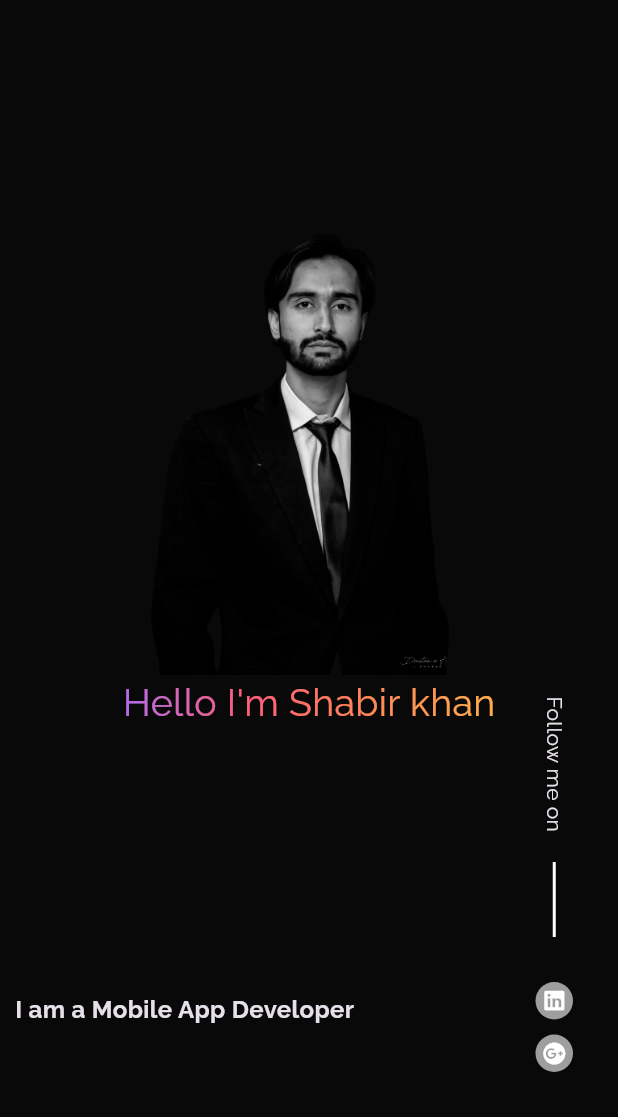
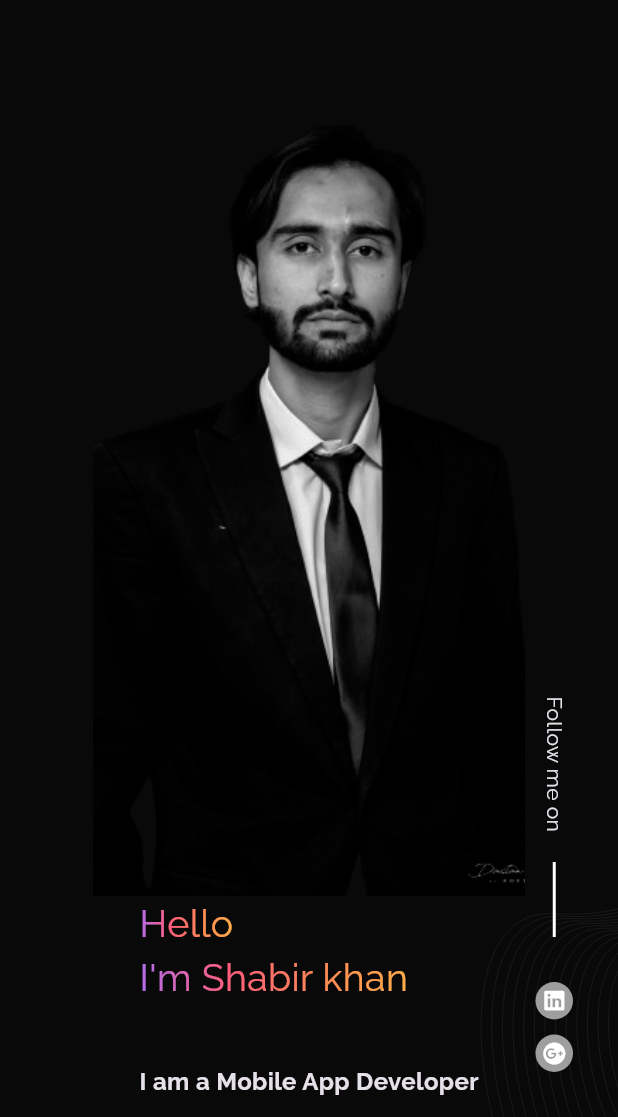
Before and after one commit to Infoshabirkhan/my-portfolio-flutter-web, a Flutter app: the screen it shows after launch, on a phone screen of 412 x 824 dp, the part 119-1236 px from its top. Run offline on Flutter 3.47's test engine with Material 3 defaults, Android fonts, the phone set to English and light mode, and no system bars; drawn by our look-alikes of animated_text_kit; our stand-ins replace bloc, firebase_core, flutter_bloc, flutter_screenutil, flutter_svg, font_awesome_flutter and 1 more; missing offline and left inert: dart:html; accounts and stored records are empty.

Commit message:
new changes

```diff
--- a/lib/Models/Utils/app_images.dart
+++ b/lib/Models/Utils/app_images.dart
@@ -6,4 +6,5 @@ class AppImages{
   static const profile3 = '$baseDir/profile3.png';
   static const technology = '$baseDir/technology.gif';
   static const technology2 = '$baseDir/technology2.gif';
+  static const pattern = '$baseDir/pattern.svg';
 }
--- a/lib/Views/Screens/HomeScreen/home_screen.dart
+++ b/lib/Views/Screens/HomeScreen/home_screen.dart
@@ -1,6 +1,7 @@
 import 'package:animated_text_kit/animated_text_kit.dart';
 import 'package:flutter/material.dart';
 import 'package:flutter_screenutil/flutter_screenutil.dart';
+import 'package:flutter_svg/flutter_svg.dart';
 import 'package:google_fonts/google_fonts.dart';
 import 'package:my_portfolio_web/Models/Utils/app_images.dart';
 import 'package:my_portfolio_web/Models/Utils/responsive.dart';
@@ -24,6 +25,14 @@ class HomeScreen extends StatelessWidget {
             height: 1.sh,
             child: Stack(
               children: [
+
+                Positioned(
+
+                    right: -90.sp,
+                    bottom: 0,
+                    child: SvgPicture.asset(AppImages.pattern,width: 0.5.sw,color: Colors.white.withOpacity(0.8),)),
+                //pattern
+                // Positioned(child: SvgPicture.as)
                 // Positioned(
                 //     top: 0,
                 //     left: 0,
@@ -39,7 +48,7 @@ class HomeScreen extends StatelessWidget {
                 Positioned(
                   left: 20.sp,
                   right: 20.sp,
-                  top: 200.h,
+                  top: 100.h,
                   child: Center(
                     child: Flex(
                       direction: Responsive.isDesktop(context)
@@ -52,29 +61,39 @@ class HomeScreen extends StatelessWidget {
                                     ? 0.35.sw
                                     : 0.7.sw,
                                 height: Responsive.isDesktop(context)
-                                    ? 0.5.sh
-                                    : 0.4.sh,
-                                child: Image.asset(AppImages.profile3, ))),
-                        Center(
-                          child: GradientText(
-                            "Hello I'm Shabir khan",
+                                    ? 0.8.sh
+                                    : 0.7.sh,
+                                child: Image.asset(AppImages.profile3,fit: BoxFit.cover
+                                  , ))),
+
+
+                        Column(
+                          crossAxisAlignment: CrossAxisAlignment.start,
+                          children: [
+
+                            GradientText(
+                              "Hello",
                               gradient:
                               LinearGradient(colors: AppColors.gradientText),
                               style: GoogleFonts.raleway(
                                   fontSize: Responsive.isMobile(context)
                                       ? 25.sp
-                                    : 40.sp),
-                          ),
+                                      : 60.sp),
                             ),
 
-                      ],
+                            // SizedBox(height: 20.sp,),
+                            GradientText(
+                              "I'm Shabir khan",
+                              gradient:
+                              LinearGradient(colors: AppColors.gradientText),
+                              style: GoogleFonts.raleway(
+                                  fontSize: Responsive.isMobile(context)
+                                      ? 25.sp
+                                      : 30.sp),
                             ),
-                  ),
-                ),
-                Positioned(
-                  left: Responsive.isMobile(context) ? 10.sp : 0.3.sw,
-                  bottom: 60.h,
-                  child: AnimatedTextKit(
+                            SizedBox(height: 40.h,),
+
+                            AnimatedTextKit(
                               animatedTexts: [
                                 TypewriterAnimatedText(
                                   'I am a Mobile App Developer',
@@ -84,7 +103,7 @@ class HomeScreen extends StatelessWidget {
                                     Responsive.isMobile(context) ? 16.sp : 20.sp,
                                     fontWeight: FontWeight.bold,
                                   ),
-                        speed: const Duration(milliseconds: 150),
+                                  speed: const Duration(milliseconds: 20),
                                 ),
                               ],
 
@@ -93,7 +112,48 @@ class HomeScreen extends StatelessWidget {
                               displayFullTextOnTap: true,
                               // stopPauseOnTap: true,
                             ),
+                          ],
                         ),
+                        // Align(
+                        //   alignment: Alignment.topCenter,
+                        //   child: GradientText(
+                        //     "Hello I'm Shabir khan",
+                        //     gradient:
+                        //         LinearGradient(colors: AppColors.gradientText),
+                        //     style: GoogleFonts.raleway(
+                        //         fontSize: Responsive.isMobile(context)
+                        //             ? 25.sp
+                        //             : 60.sp),
+                        //   ),
+                        // ),
+
+                      ],
+                    ),
+                  ),
+                ),
+                // Positioned(
+                //   left: Responsive.isMobile(context) ? 10.sp : 0.3.sw,
+                //   bottom: 60.h,
+                //   child: AnimatedTextKit(
+                //     animatedTexts: [
+                //       TypewriterAnimatedText(
+                //         'I am a Mobile App Developer',
+                //         // cursor: '',
+                //         textStyle: GoogleFonts.raleway(
+                //           fontSize:
+                //               Responsive.isMobile(context) ? 16.sp : 20.sp,
+                //           fontWeight: FontWeight.bold,
+                //         ),
+                //         speed: const Duration(milliseconds: 150),
+                //       ),
+                //     ],
+                //
+                //     // totalRepeatCount: 4,
+                //     pause: const Duration(milliseconds: 1000),
+                //     displayFullTextOnTap: true,
+                //     // stopPauseOnTap: true,
+                //   ),
+                // ),
                 const FollowOnSocialMediaButtons(),
               ],
             ),
--- a/lib/Views/Utils/Widgets/custom_footer/custom_footer.dart
+++ b/lib/Views/Utils/Widgets/custom_footer/custom_footer.dart
@@ -118,7 +118,8 @@ class CustomFooter extends StatelessWidget {
                                   FontAwesomeIcons.phone,
                                   color: Colors.orange,
                                 ),
-                                label: '+92310-9688770',
+                                // label: '+92310-9688770',
+                                label: 'N/A',
                               ),
                               ContactItems(
                                 icon: Icon(
@@ -172,7 +173,7 @@ class CustomFooter extends StatelessWidget {
                             color: Colors.blue,
                           ),
                           link:
-                              'https://www.linkedin.com/in/shabir-khan-87984222b/',
+                                'https://www.linkedin.com/in/shabir-khan-87984222b/',
                         ),
                       ],
                     ),
--- a/lib/Views/Utils/Widgets/follow_on_socail_media.dart
+++ b/lib/Views/Utils/Widgets/follow_on_socail_media.dart
@@ -3,6 +3,7 @@ import 'package:flutter/material.dart';
 import 'package:flutter_screenutil/flutter_screenutil.dart';
 import 'package:font_awesome_flutter/font_awesome_flutter.dart';
 import 'package:my_portfolio_web/Models/Utils/spacing.dart';
+import 'dart:html' as html;
 
 import '../my_text.dart';
 
@@ -32,7 +33,11 @@ class FollowOnSocialMediaButtons extends StatelessWidget {
           10.ph,
 
           InkWell(
-            onTap: () {},
+            onTap: () {
+
+              html.window
+                  .open("https://www.linkedin.com/in/shabir-khan-87984222b/", '_blank');
+            },
             child: Container(
               padding: EdgeInsets.all(5.sp),
               decoration: const BoxDecoration(
@@ -47,7 +52,11 @@ class FollowOnSocialMediaButtons extends StatelessWidget {
           ),
           10.ph,
           InkWell(
-            onTap: () {},
+            onTap: () {
+              html.window
+                  .open("mailto:infoshabbirkhan@gmail.com", '_blank');
+
+            },
             child: Container(
               padding: EdgeInsets.all(5.sp),
               decoration: const BoxDecoration(
```
Also changed, not shown: pubspec.yaml (+4 -3 lines), assets/images/pattern.svg (added), pubspec.lock. Lines whose indentation alone changed are shown as unchanged.
